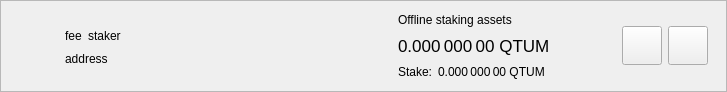
qtumproject/qtum, file src/qt/forms/delegationitemwidget.ui: the form before one commit.
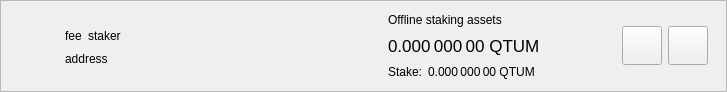
The form after the commit.

Commit message: Put the delegations button below the address aligned right and reduce spacing from 20 to 15 px

What changed in the file:
```diff
--- a/src/qt/forms/delegationitemwidget.ui
+++ b/src/qt/forms/delegationitemwidget.ui
@@ -81,7 +81,7 @@
             <item>
              <layout class="QVBoxLayout" name="verticalLayout">
               <property name="rightMargin">
-               <number>20</number>
+               <number>15</number>
               </property>
               <item>
                <spacer name="verticalSpacer_2">
@@ -201,13 +201,13 @@
               </property>
               <layout class="QVBoxLayout" name="verticalLayout_3">
                <property name="leftMargin">
-                <number>20</number>
+                <number>15</number>
                </property>
                <property name="topMargin">
                 <number>0</number>
                </property>
                <property name="rightMargin">
-                <number>20</number>
+                <number>15</number>
                </property>
                <property name="bottomMargin">
                 <number>0</number>
```
The commit also changes 4 other files.
